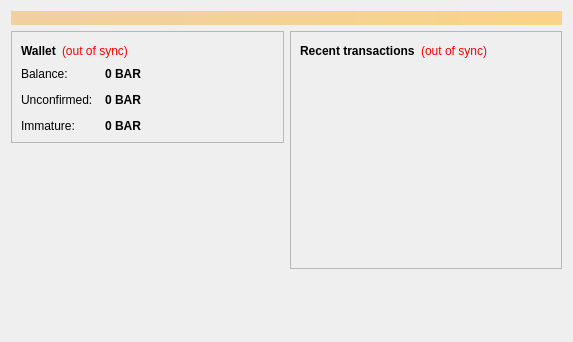
Old version of the form src/qt/forms/overviewpage.ui in the repository BearcoinProject/Bearcoin.
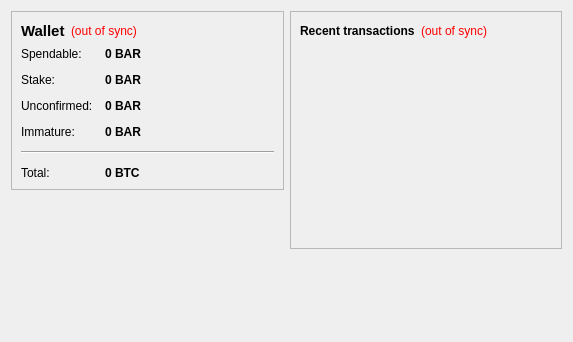
New version of the form.

What changed in the file:
```diff
--- a/src/qt/forms/overviewpage.ui
+++ b/src/qt/forms/overviewpage.ui
@@ -13,24 +13,6 @@
   <property name="windowTitle">
    <string>Form</string>
   </property>
-  <layout class="QVBoxLayout" name="topLayout">
-   <item>
-    <widget class="QLabel" name="labelAlerts">
-     <property name="visible">
-      <bool>false</bool>
-     </property>
-     <property name="styleSheet">
-      <string notr="true">background-color: qlineargradient(x1: 0, y1: 0, x2: 1, y2: 0, stop:0 #F0D0A0, stop:1 #F8D488); color:#000000;</string>
-     </property>
-     <property name="wordWrap">
-      <bool>true</bool>
-     </property>
-     <property name="margin">
-      <number>3</number>
-     </property>
-    </widget>
-   </item>
-   <item>
     <layout class="QHBoxLayout" name="horizontalLayout" stretch="1,1">
      <item>
       <layout class="QVBoxLayout" name="verticalLayout_2">
@@ -49,6 +31,7 @@
              <widget class="QLabel" name="label_5">
               <property name="font">
                <font>
+              <pointsize>11</pointsize>
                 <weight>75</weight>
                 <bold>true</bold>
                </font>
@@ -103,7 +86,7 @@
             <item row="0" column="0">
              <widget class="QLabel" name="label">
               <property name="text">
-               <string>Balance:</string>
+             <string>Spendable:</string>
               </property>
              </widget>
             </item>
@@ -119,7 +102,7 @@
                <cursorShape>IBeamCursor</cursorShape>
               </property>
               <property name="toolTip">
-               <string>Your current balance</string>
+             <string>Your current spendable balance</string>
               </property>
               <property name="text">
                <string notr="true">0 BAR</string>
@@ -130,13 +113,42 @@
              </widget>
             </item>
             <item row="1" column="0">
+           <widget class="QLabel" name="label_6">
+            <property name="text">
+             <string>Stake:</string>
+            </property>
+           </widget>
+          </item>
+          <item row="1" column="1">
+           <widget class="QLabel" name="labelStake">
+            <property name="font">
+             <font>
+              <weight>75</weight>
+              <bold>true</bold>
+             </font>
+            </property>
+            <property name="cursor">
+             <cursorShape>IBeamCursor</cursorShape>
+            </property>
+            <property name="toolTip">
+             <string>Total of coins that was staked, and do not yet count toward the current balance</string>
+            </property>
+            <property name="text">
+             <string notr="true">0 BAR</string>
+            </property>
+            <property name="textInteractionFlags">
+             <set>Qt::LinksAccessibleByMouse|Qt::TextSelectableByKeyboard|Qt::TextSelectableByMouse</set>
+            </property>
+           </widget>
+          </item>
+          <item row="2" column="0">
              <widget class="QLabel" name="label_3">
               <property name="text">
                <string>Unconfirmed:</string>
               </property>
              </widget>
             </item>
-            <item row="1" column="1">
+          <item row="2" column="1">
              <widget class="QLabel" name="labelUnconfirmed">
               <property name="font">
                <font>
@@ -158,14 +170,14 @@
               </property>
              </widget>
             </item>
-            <item row="2" column="0">
+          <item row="3" column="0">
              <widget class="QLabel" name="labelImmatureText">
               <property name="text">
                <string>Immature:</string>
               </property>
              </widget>
             </item>
-            <item row="2" column="1">
+          <item row="3" column="1">
              <widget class="QLabel" name="labelImmature">
               <property name="font">
                <font>
@@ -184,6 +196,42 @@
               </property>
              </widget>
             </item>
+          <item row="4" column="0" colspan="2">
+           <widget class="Line" name="line">
+            <property name="orientation">
+             <enum>Qt::Horizontal</enum>
+            </property>
+           </widget>
+          </item>
+          <item row="5" column="0">
+           <widget class="QLabel" name="labelTotalText">
+            <property name="text">
+             <string>Total:</string>
+            </property>
+           </widget>
+          </item>
+          <item row="5" column="1">
+           <widget class="QLabel" name="labelTotal">
+            <property name="font">
+             <font>
+              <weight>75</weight>
+              <bold>true</bold>
+             </font>
+            </property>
+            <property name="cursor">
+             <cursorShape>IBeamCursor</cursorShape>
+            </property>
+            <property name="toolTip">
+             <string>Your current total balance</string>
+            </property>
+            <property name="text">
+             <string notr="true">0 BTC</string>
+            </property>
+            <property name="textInteractionFlags">
+             <set>Qt::LinksAccessibleByMouse|Qt::TextSelectableByKeyboard|Qt::TextSelectableByMouse</set>
+            </property>
+           </widget>
+          </item>
            </layout>
           </item>
          </layout>
@@ -289,8 +337,6 @@
           </size>
          </property>
         </spacer>
-       </item>
-      </layout>
      </item>
     </layout>
    </item>
```
Lines whose indentation alone changed are shown as unchanged.
